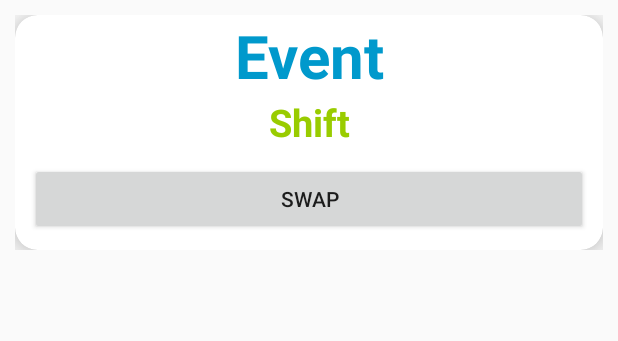
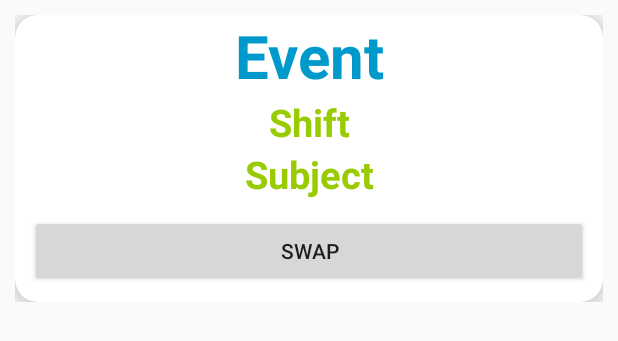
Before and after one commit to rahulpudurkar/TimetableAllocator, an Android app: the layout show_events_rowlayout.xml on its own in the app's theme, with its tools: preview values and no code run, on a phone screen of 412 x 824 dp. Shown: the top 341 px of the screen. Run offline under Robolectric (Android 15) with nearby library versions, the phone set to English and light mode, and no system bars.

Commit message:
added subject to schedule

```diff
--- a/app/src/main/res/layout/show_events_rowlayout.xml
+++ b/app/src/main/res/layout/show_events_rowlayout.xml
@@ -40,6 +40,16 @@
                 android:textSize="25dp"
                 android:textStyle="bold" />
 
+            <TextView
+                android:id="@+id/subjectName"
+                android:layout_width="match_parent"
+                android:layout_height="wrap_content"
+                android:gravity="center"
+                android:text="Subject"
+                android:textColor="@android:color/holo_green_light"
+                android:textSize="25dp"
+                android:textStyle="bold" />
+
             <Button
                 android:id="@+id/swapBtn"
                 android:layout_width="match_parent"
--- a/build.gradle
+++ b/build.gradle
@@ -5,7 +5,7 @@ buildscript {
         jcenter()
     }
     dependencies {
-        classpath 'com.android.tools.build:gradle:4.1.3'
+        classpath 'com.android.tools.build:gradle:4.0.2'
         classpath 'com.google.gms:google-services:4.3.5'
 
         // NOTE: Do not place your application dependencies here; they belong
```
Also changed, not shown: app/src/main/java/com/example/hmi/EventsRecyclerAdapter.java (+26 -6 lines), app/src/main/java/com/example/hmi/Schedule.java (+9 -5 lines), app/src/main/java/com/example/hmi/Users.java (+9 -9 lines).
